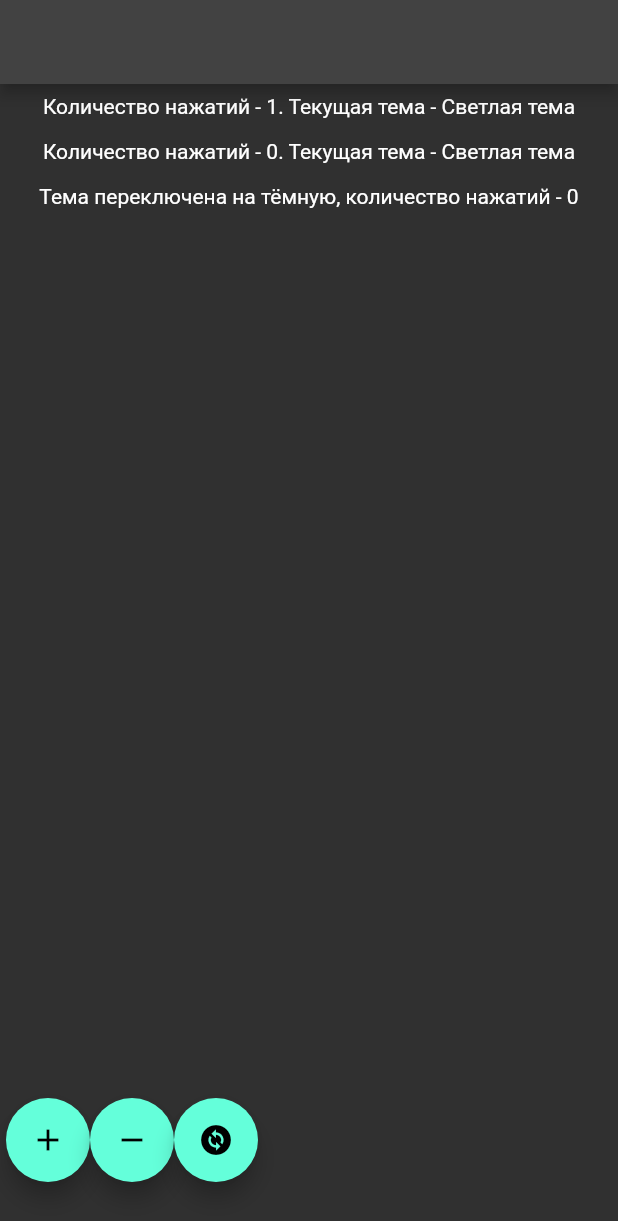
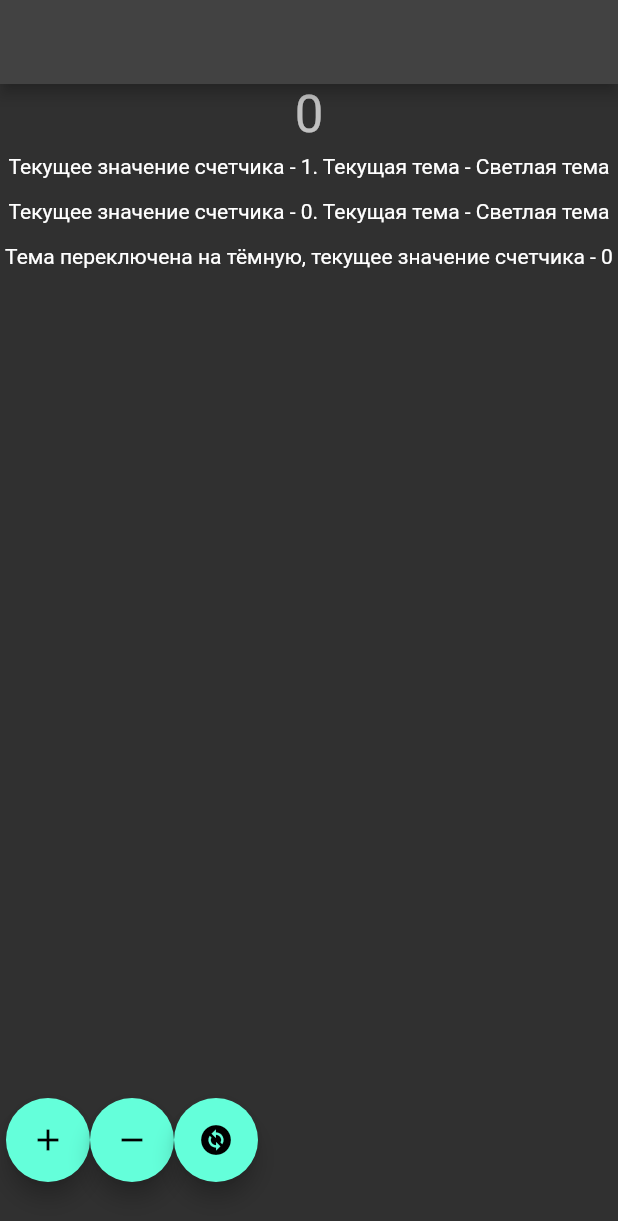
Before and after one commit to lev229-dotcom/flutterPR4.5, a Flutter app: the screen it shows after launch, after a tap on the "add" icon, after a tap on the "remove" icon, after a tap on the "change circle" icon, on a phone screen of 412 x 824 dp. Shown: the top 1221 px of the screen. Run offline on Flutter 3.47's test engine with Material 2 defaults, Android fonts, the phone set to English and light mode, and no system bars; our stand-ins replace bloc, flutter_bloc.

Commit message:
Добавлен счетчик

```diff
--- a/lib/cubit/click_cubit.dart
+++ b/lib/cubit/click_cubit.dart
@@ -12,11 +12,15 @@ class ClickCubit extends Cubit<ClickState> {
   void Click() {
     if (state is WhiteTheme) {
       count++;
-      list.add("Количество нажатий - $count. Текущая тема - Светлая тема");
+      list.add(
+          "Текущее значение счетчика - $count. Текущая тема - Светлая тема");
+      text = "Счетчик $count";
       emit(WhiteTheme());
     } else {
       count = count + 2;
-      list.add("Количество нажатий - $count. Текущая тема - Тёмная тема");
+      list.add(
+          "Текущее значение счетчика - $count. Текущая тема - Тёмная тема");
+      text = "Счетчик $count";
       emit(BlackTheme());
     }
   }
@@ -24,21 +28,27 @@ class ClickCubit extends Cubit<ClickState> {
   void ClickMinus() {
     if (state is WhiteTheme) {
       count--;
-      list.add("Количество нажатий - $count. Текущая тема - Светлая тема");
+      list.add(
+          "Текущее значение счетчика - $count. Текущая тема - Светлая тема");
+      text = "Счетчик $count";
       emit(WhiteTheme());
     } else {
       count = count - 2;
-      list.add("Количество нажатий - $count. Текущая тема - Тёмная тема");
+      list.add(
+          "Текущее значение счетчика - $count. Текущая тема - Тёмная тема");
+      text = "Счетчик $count";
       emit(BlackTheme());
     }
   }
 
   void SwapThere() {
     if (state is WhiteTheme) {
-      list.add("Тема переключена на тёмную, количество нажатий - $count");
+      list.add(
+          "Тема переключена на тёмную, текущее значение счетчика - $count");
       emit(BlackTheme());
     } else {
-      list.add("Тема переключена на светлую, количество нажатий - $count");
+      list.add(
+          "Тема переключена на светлую, текущее значение счетчика - $count");
       emit(WhiteTheme());
     }
   }
--- a/lib/main.dart
+++ b/lib/main.dart
@@ -9,6 +9,8 @@ void main() {
 }
 
 List<String> list = <String>[];
+
+String text = text;
 
 class MyApp extends StatelessWidget {
   const MyApp({super.key});
@@ -49,23 +51,47 @@ class _MyHomePageState extends State<MyHomePage> {
   Widget build(BuildContext context) {
     return Scaffold(
         appBar: AppBar(),
-        body: Center(child: BlocBuilder<ListElementsCubit, ListElementsState>(
+        body: Center(
+            child: Column(
+          children: <Widget>[
+            BlocBuilder<ListElementsCubit, ListElementsState>(
+              builder: (context, state) {
+                if (state is CountedSize) {
+                  return Text(
+                    context.read<ClickCubit>().count.toString(),
+                    style: Theme.of(context).textTheme.headline4,
+                  );
+                }
+                return const Text("");
+              },
+            ),
+            BlocBuilder<ListElementsCubit, ListElementsState>(
               builder: (context, state) {
                 int size = list.length;
                 if (state is CountedSize) {
-              return ListView.builder(
+                  return Expanded(
+                    child: ListView.builder(
+                      scrollDirection: Axis.vertical,
+                      shrinkWrap: true,
                       itemBuilder: (context, index) {
                         return Container(
                           height: 30,
                           width: 30,
-                    child: Center(child: Text(list.elementAt(index))),
+                          child: Center(
+                              child: Text(
+                            list.elementAt(index),
+                          )),
                         );
                       },
                       itemCount: size,
+                    ),
                   );
                 }
                 return const Text("Нажмите на одну из кнопок");
               },
+            ),
+            Spacer()
+          ],
         )),
         floatingActionButton: Padding(
           padding: EdgeInsets.all(20),
```
Lines whose indentation alone changed are shown as unchanged.
